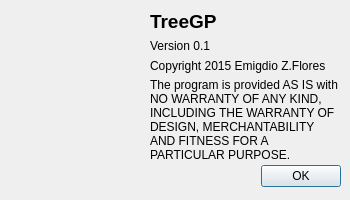
First picture: the form in aboutwindow.ui, repository emigdioz/TreeGP, before the edit.
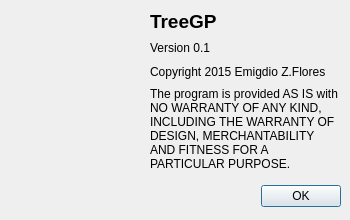
Second picture: the form after the edit. Icons and pictures are not drawn.

Diff of the .ui file:
```diff
--- a/aboutwindow.ui
+++ b/aboutwindow.ui
@@ -10,7 +10,7 @@
     <x>0</x>
     <y>0</y>
     <width>350</width>
-    <height>200</height>
+    <height>220</height>
    </rect>
   </property>
   <property name="sizePolicy">
@@ -22,13 +22,13 @@
   <property name="minimumSize">
    <size>
     <width>350</width>
-    <height>200</height>
+    <height>220</height>
    </size>
   </property>
   <property name="maximumSize">
    <size>
     <width>350</width>
-    <height>200</height>
+    <height>220</height>
    </size>
   </property>
   <property name="windowTitle">
@@ -44,7 +44,7 @@
    <property name="geometry">
     <rect>
      <x>140</x>
-     <y>160</y>
+     <y>180</y>
      <width>201</width>
      <height>32</height>
     </rect>
@@ -78,7 +78,7 @@
      <x>150</x>
      <y>10</y>
      <width>191</width>
-     <height>151</height>
+     <height>161</height>
     </rect>
    </property>
    <layout class="QVBoxLayout" name="verticalLayout">
```
